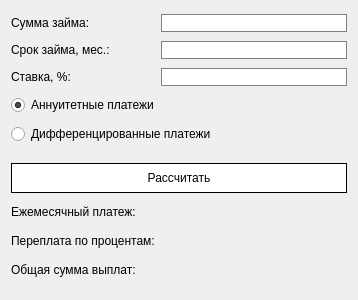
First picture: the form in gui/credit.ui, repository lmsnsk/exchange_3, before the edit.
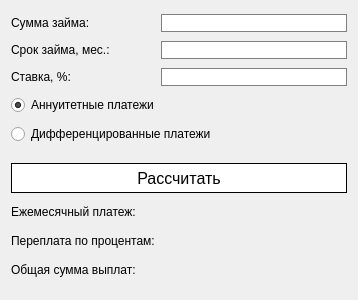
Second picture: the form after the edit.

What changed in the file:
```diff
--- a/gui/credit.ui
+++ b/gui/credit.ui
@@ -62,12 +62,25 @@
        <height>30</height>
       </size>
      </property>
+     <property name="font">
+      <font>
+       <pointsize>12</pointsize>
+      </font>
+     </property>
      <property name="focusPolicy">
       <enum>Qt::TabFocus</enum>
      </property>
      <property name="styleSheet">
       <string notr="true">QPushButton{
 	border:1px solid black;
+}
+
+QPushButton::hover {
+	background-color: rgb(189, 218, 255);
+}
+
+QPushButton::pressed {
+	background-color:rgb(219, 229, 243);
 }</string>
      </property>
      <property name="text">
```
